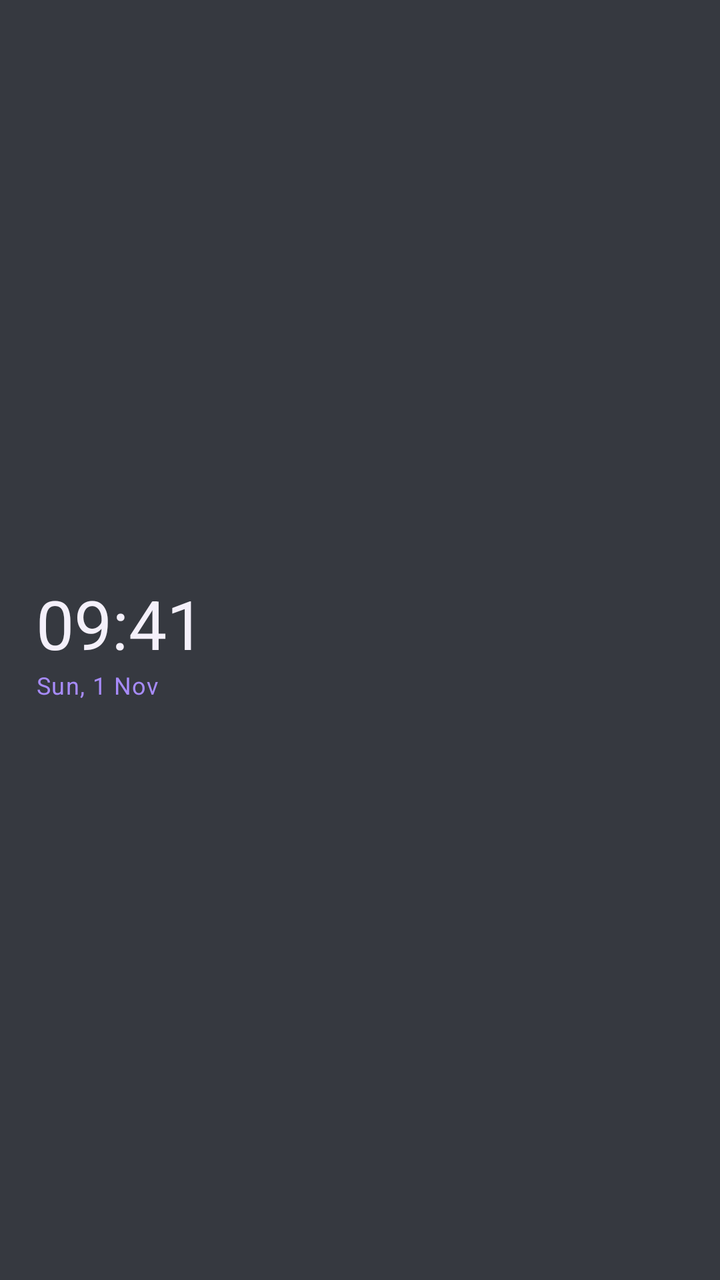
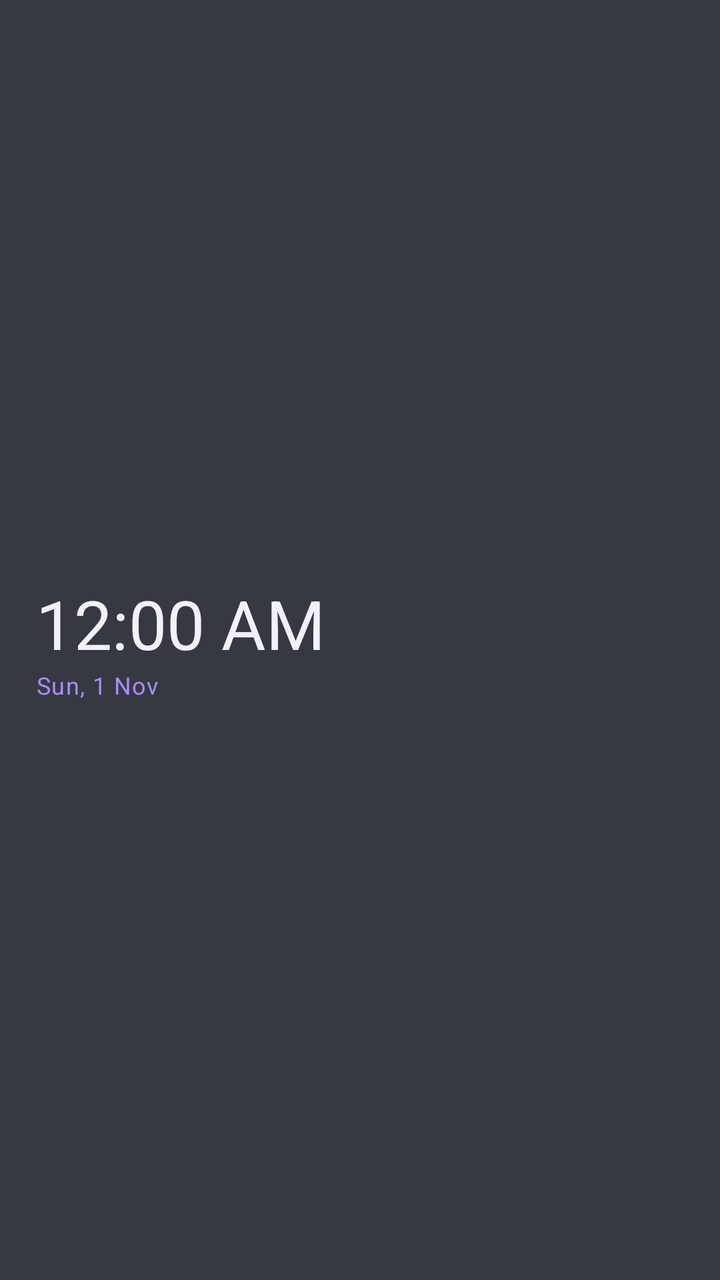

Before-and-after screenshots of an Android layout around one commit, followed by the original layout XML and the change that was made.
<!-- AndroidManifest.xml: application theme android:Theme.Material.Light.NoActionBar -->
<!-- res/layout/faceit_clock_widget.xml -->
<LinearLayout xmlns:android="http://schemas.android.com/apk/res/android"
    android:id="@+id/faceit_widget_root"
    android:layout_width="match_parent"
    android:layout_height="match_parent"
    android:orientation="vertical"
    android:gravity="center_vertical"
    android:padding="18dp"
    android:background="#E622252D">
    <TextView
        android:id="@+id/faceit_widget_time"
        android:layout_width="wrap_content"
        android:layout_height="wrap_content"
        android:text="09:41"
        android:textColor="#FFF4F0FA"
        android:textSize="34sp"
        android:fontFamily="sans" />
    <TextView
        android:id="@+id/faceit_widget_date"
        android:layout_width="wrap_content"
        android:layout_height="wrap_content"
        android:text="Sun, 1 Nov"
        android:textColor="#FFA78BFA"
        android:textSize="12sp"
        android:letterSpacing="0.04" />
</LinearLayout>
<!-- resources referenced by this layout -->
<resources>

</resources>

<!-- the commit's change to res/layout/faceit_clock_widget.xml (unified diff, before → after) -->
@@ -6,11 +6,12 @@
     android:gravity="center_vertical"
     android:padding="18dp"
     android:background="#E622252D">
-    <TextView
+    <TextClock
         android:id="@+id/faceit_widget_time"
         android:layout_width="wrap_content"
         android:layout_height="wrap_content"
-        android:text="09:41"
+        android:format12Hour="h:mm a"
+        android:format24Hour="HH:mm"
         android:textColor="#FFF4F0FA"
         android:textSize="34sp"
         android:fontFamily="sans" />
